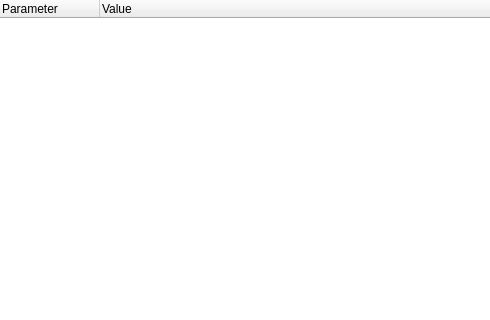
First picture: the form in source/client/ui/sys_info_widget_routes.ui, repository dchapyshev/aspia, before the edit; both pictures show x 0 to 490 and y 0 to 320 of the 715 by 495 pixel window.
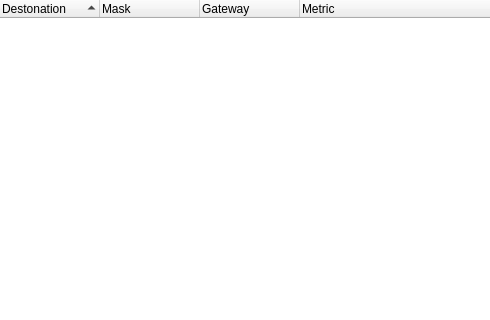
Second picture: the form after the edit.

Commit message: Implement "Routes" / "Connections" categories.

What changed in the file:
```diff
--- a/source/client/ui/sys_info_widget_routes.ui
+++ b/source/client/ui/sys_info_widget_routes.ui
@@ -43,14 +43,33 @@
        <height>16</height>
       </size>
      </property>
+     <property name="indentation">
+      <number>0</number>
+     </property>
+     <property name="sortingEnabled">
+      <bool>true</bool>
+     </property>
+     <attribute name="headerShowSortIndicator" stdset="0">
+      <bool>true</bool>
+     </attribute>
      <column>
       <property name="text">
-       <string>Parameter</string>
+       <string>Destonation</string>
       </property>
      </column>
      <column>
       <property name="text">
-       <string>Value</string>
+       <string>Mask</string>
+      </property>
+     </column>
+     <column>
+      <property name="text">
+       <string>Gateway</string>
+      </property>
+     </column>
+     <column>
+      <property name="text">
+       <string>Metric</string>
       </property>
      </column>
     </widget>
```
Left out of the diff: 5 changed lines with no effect on the pictures. The commit also changes 34 other files.
